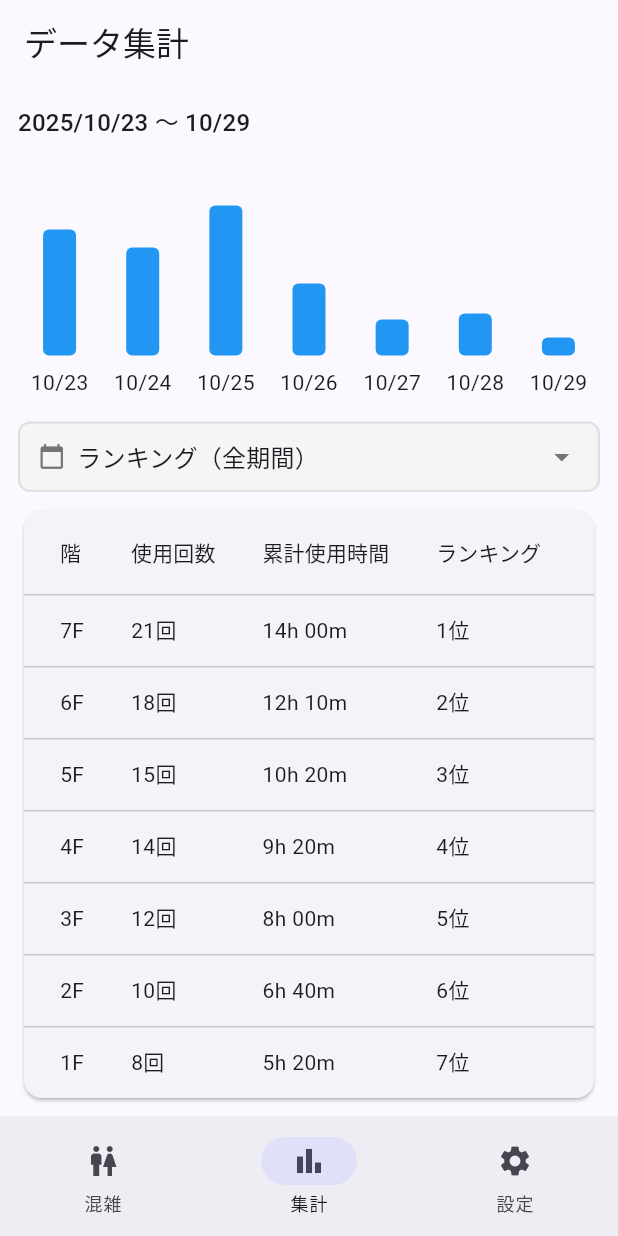
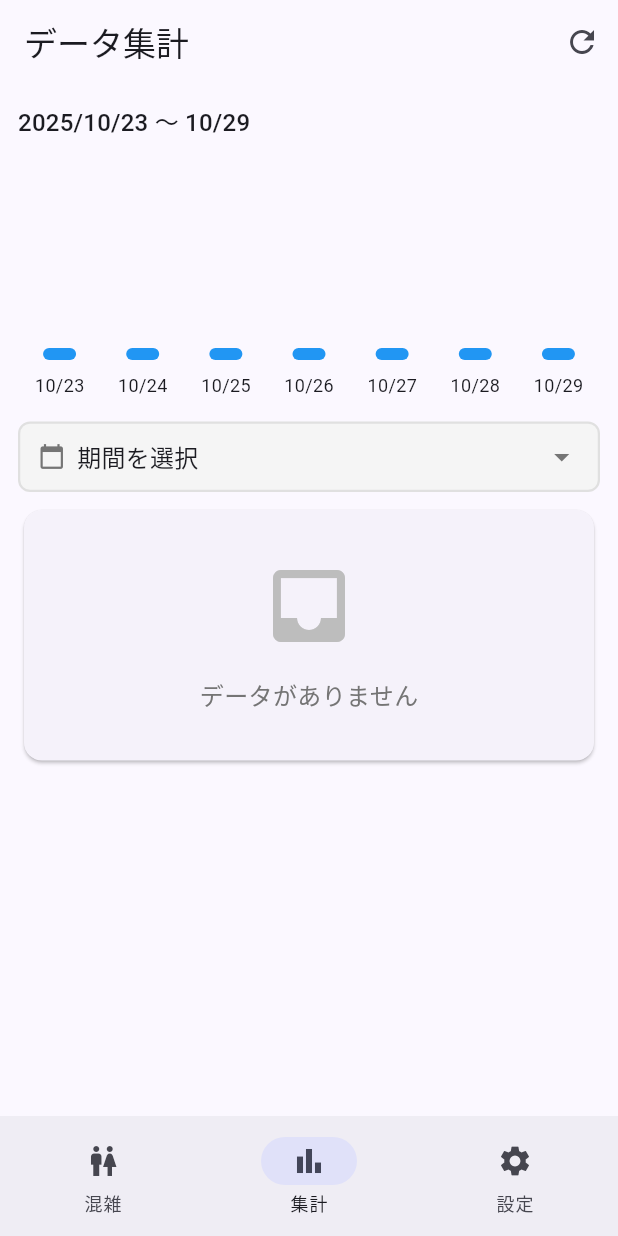
Before and after one commit to nao-aso/flutter_toilet_app, a Flutter app: the screen it shows after launch, item 2 of the bottom bar chosen, on a phone screen of 412 x 824 dp. Run offline on Flutter 3.47's test engine with Material 3 defaults, Android fonts, the light colour scheme and no system bars; our stand-ins replace cloud_firestore, firebase_core, firebase_messaging, flutter_local_notifications, font_awesome_flutter, table_calendar; accounts and stored records are empty.

Commit message:
カレンダー追加

```diff
--- a/lib/app/app.dart
+++ b/lib/app/app.dart
@@ -1,4 +1,5 @@
 import 'package:flutter/material.dart';
+import 'package:flutter_localizations/flutter_localizations.dart';
 import '../shared/widgets/bottom_nav_scaffold.dart';
 
 class ToiletApp extends StatelessWidget {
@@ -9,6 +10,14 @@ class ToiletApp extends StatelessWidget {
     return MaterialApp(
       title: 'Toilet Monitor',
       locale: const Locale('ja', 'JP'), // 日本語ロケール指定
+      localizationsDelegates: const [
+        GlobalMaterialLocalizations.delegate,
+        GlobalWidgetsLocalizations.delegate,
+        GlobalCupertinoLocalizations.delegate,
+      ],
+      supportedLocales: const [
+        Locale('ja', 'JP'),
+      ],
       debugShowCheckedModeBanner: false,
       theme: ThemeData(
         useMaterial3: true,
--- a/lib/features/analytics/presentation/analytics_page.dart
+++ b/lib/features/analytics/presentation/analytics_page.dart
@@ -1,7 +1,7 @@
 import 'package:flutter/material.dart';
 import 'package:intl/intl.dart';
 import 'package:table_calendar/table_calendar.dart';
-import 'package:intl/date_symbol_data_local.dart';
+import 'package:cloud_firestore/cloud_firestore.dart';
 
 class AnalyticsPage extends StatefulWidget {
   const AnalyticsPage({super.key});
@@ -11,56 +11,156 @@ class AnalyticsPage extends StatefulWidget {
 }
 
 class _AnalyticsPageState extends State<AnalyticsPage> {
-  int? selectedDayIndex; // 選択された日のインデックス
-  DateTimeRange? selectedDateRange; // カレンダーで選択された期間
+  int? selectedDayIndex;
+  DateTimeRange? selectedDateRange;
   final DateFormat dateFormat = DateFormat('yyyy年MM月dd日');
 
-  // 日ごとのダミーデータ（実際はFirestoreから取得）
-  final Map<int, List<Map<String, dynamic>>> dailyData = {
-    0: [
-      {'floor': '7F', 'count': 5, 'time': '3h 20m'},
-      {'floor': '5F', 'count': 4, 'time': '2h 40m'},
-      {'floor': '3F', 'count': 3, 'time': '2h 00m'},
-    ],
-    1: [
-      {'floor': '6F', 'count': 6, 'time': '4h 00m'},
-      {'floor': '4F', 'count': 5, 'time': '3h 20m'},
-      {'floor': '2F', 'count': 2, 'time': '1h 20m'},
-    ],
-    2: [
-      {'floor': '7F', 'count': 8, 'time': '5h 20m'},
-      {'floor': '5F', 'count': 7, 'time': '4h 40m'},
-      {'floor': '1F', 'count': 3, 'time': '2h 00m'},
-    ],
-    3: [
-      {'floor': '6F', 'count': 4, 'time': '2h 40m'},
-      {'floor': '4F', 'count': 3, 'time': '2h 00m'},
-      {'floor': '2F', 'count': 2, 'time': '1h 20m'},
-    ],
-    4: [
-      {'floor': '5F', 'count': 2, 'time': '1h 20m'},
-      {'floor': '3F', 'count': 2, 'time': '1h 20m'},
-      {'floor': '1F', 'count': 1, 'time': '0h 40m'},
-    ],
-    5: [
-      {'floor': '7F', 'count': 3, 'time': '2h 00m'},
-      {'floor': '4F', 'count': 2, 'time': '1h 20m'},
-      {'floor': '2F', 'count': 1, 'time': '0h 40m'},
-    ],
-    6: [
-      {'floor': '6F', 'count': 1, 'time': '0h 40m'},
-      {'floor': '5F', 'count': 1, 'time': '0h 40m'},
-      {'floor': '3F', 'count': 1, 'time': '0h 40m'},
-    ],
+  List<Map<String, dynamic>> allUsageLogs = [];
+  bool isLoading = true;
+
+  @override
+  void initState() {
+    super.initState();
+    _fetchUsageLogs();
+  }
+
+  // Firestoreからデータ取得
+  Future<void> _fetchUsageLogs() async {
+    setState(() {
+      isLoading = true;
+    });
+
+    try {
+      final db = FirebaseFirestore.instance;
+      final snapshot = await db
+          .collection('usage_logs')
+          .orderBy('created_at', descending: true)
+          .get();
+
+      List<Map<String, dynamic>> logs = [];
+      for (var doc in snapshot.docs) {
+        final data = doc.data();
+        logs.add({
+          'id': doc.id,
+          'floor': data['floor'] ?? '',
+          'toilet_id': data['toilet_id'] ?? '',
+          'duration_sec': (data['duration_sec'] ?? 0.0).toDouble(),
+          'start_time': (data['start_time'] as Timestamp?)?.toDate(),
+          'end_time': (data['end_time'] as Timestamp?)?.toDate(),
+          'created_at': (data['created_at'] as Timestamp?)?.toDate(),
+        });
+      }
+
+      setState(() {
+        allUsageLogs = logs;
+        isLoading = false;
+      });
+    } catch (e) {
+      debugPrint('Error fetching data: $e');
+      setState(() {
+        isLoading = false;
+      });
+    }
+  }
+
+  // 期間でフィルタリングされたデータを取得
+  List<Map<String, dynamic>> _getFilteredLogs() {
+    if (selectedDateRange != null) {
+      return allUsageLogs.where((log) {
+        final createdAt = log['created_at'] as DateTime?;
+        if (createdAt == null) return false;
+        final startOfDay = DateTime(selectedDateRange!.start.year,
+            selectedDateRange!.start.month, selectedDateRange!.start.day);
+        final endOfDay = DateTime(selectedDateRange!.end.year,
+            selectedDateRange!.end.month, selectedDateRange!.end.day, 23, 59, 59);
+        return createdAt.isAfter(startOfDay) && createdAt.isBefore(endOfDay);
+      }).toList();
+    } else if (selectedDayIndex != null) {
+      final targetDate = DateTime.now().subtract(Duration(days: 6 - selectedDayIndex!));
+      return allUsageLogs.where((log) {
+        final createdAt = log['created_at'] as DateTime?;
+        if (createdAt == null) return false;
+        return createdAt.year == targetDate.year &&
+            createdAt.month == targetDate.month &&
+            createdAt.day == targetDate.day;
+      }).toList();
+    } else {
+      // 過去7日間のデータ
+      final sevenDaysAgo = DateTime.now().subtract(const Duration(days: 6));
+      final startOfDay = DateTime(sevenDaysAgo.year, sevenDaysAgo.month, sevenDaysAgo.day);
+      return allUsageLogs.where((log) {
+        final createdAt = log['created_at'] as DateTime?;
+        if (createdAt == null) return false;
+        return createdAt.isAfter(startOfDay);
+      }).toList();
+    }
+  }
+
+  // 階ごとのランキングデータを生成
+  List<Map<String, dynamic>> _generateRanking() {
+    final filteredLogs = _getFilteredLogs();
+
+    if (filteredLogs.isEmpty) {
+      return [];
+    }
+
+    // 階ごとに集計
+    Map<String, Map<String, dynamic>> floorStats = {};
+
+    for (var log in filteredLogs) {
+      final floor = log['floor'] as String;
+      final duration = log['duration_sec'] as double;
+
+      if (!floorStats.containsKey(floor)) {
+        floorStats[floor] = {
+          'floor': floor,
+          'count': 0,
+          'total_duration': 0.0,
         };
+      }
 
-  // カレンダーで期間選択したときのダミーデータ
-  final List<Map<String, dynamic>> customRangeData = [
-    {'floor': '7F', 'count': 15, 'time': '10h 00m'},
-    {'floor': '5F', 'count': 12, 'time': '8h 00m'},
-    {'floor': '3F', 'count': 10, 'time': '6h 40m'},
-    {'floor': '2F', 'count': 8, 'time': '5h 20m'},
-  ];
+      floorStats[floor]!['count'] = (floorStats[floor]!['count'] as int) + 1;
+      floorStats[floor]!['total_duration'] =
+          (floorStats[floor]!['total_duration'] as double) + duration;
+    }
+
+    // ランキング用のリストに変換
+    List<Map<String, dynamic>> ranking = floorStats.values.map((stats) {
+      final totalSeconds = stats['total_duration'] as double;
+      final hours = (totalSeconds / 3600).floor();
+      final minutes = ((totalSeconds % 3600) / 60).floor();
+
+      return {
+        'floor': stats['floor'],
+        'count': stats['count'],
+        'time': '${hours}h ${minutes}m',
+      };
+    }).toList();
+
+    // 使用回数でソート
+    ranking.sort((a, b) => (b['count'] as int).compareTo(a['count'] as int));
+
+    return ranking;
+  }
+
+  // 日ごとの使用回数を取得（バーグラフ用）
+  List<int> _getDailyCounts() {
+    List<int> counts = List.filled(7, 0);
+
+    for (int i = 0; i < 7; i++) {
+      final targetDate = DateTime.now().subtract(Duration(days: 6 - i));
+      final count = allUsageLogs.where((log) {
+        final createdAt = log['created_at'] as DateTime?;
+        if (createdAt == null) return false;
+        return createdAt.year == targetDate.year &&
+            createdAt.month == targetDate.month &&
+            createdAt.day == targetDate.day;
+      }).length;
+      counts[i] = count;
+    }
+
+    return counts;
+  }
 
   Future<void> _pickDateRange(BuildContext context) async {
     final result = await showDialog<DateTimeRange>(
@@ -71,13 +171,24 @@ class _AnalyticsPageState extends State<AnalyticsPage> {
     if (result != null) {
       setState(() {
         selectedDateRange = result;
-        selectedDayIndex = null; // バーグラフの選択をクリア
+        selectedDayIndex = null;
       });
     }
   }
 
   @override
   Widget build(BuildContext context) {
+    if (isLoading) {
+      return Scaffold(
+        appBar: AppBar(
+          title: Text('データ集計'),
+        ),
+        body: Center(
+          child: CircularProgressIndicator(),
+        ),
+      );
+    }
+
     final startDate = DateTime.now().subtract(const Duration(days: 6));
     final endDate = DateTime.now();
     final days = List.generate(7, (index) {
@@ -93,34 +204,16 @@ class _AnalyticsPageState extends State<AnalyticsPage> {
       }
     }
 
-    final counts = [21, 18, 25, 12, 6, 7, 3];
+    final counts = _getDailyCounts();
+    final displayRanking = _generateRanking();
 
-    // 全期間のランキングデータ
-    final allPeriodRanking = [
-      {'floor': '7F', 'count': 21, 'time': '14h 00m'},
-      {'floor': '6F', 'count': 18, 'time': '12h 10m'},
-      {'floor': '5F', 'count': 15, 'time': '10h 20m'},
-      {'floor': '4F', 'count': 14, 'time': '9h 20m'},
-      {'floor': '3F', 'count': 12, 'time': '8h 00m'},
-      {'floor': '2F', 'count': 10, 'time': '6h 40m'},
-      {'floor': '1F', 'count': 8, 'time': '5h 20m'},
-    ];
-
-    // 表示するランキングデータを選択
-    final displayRanking = selectedDateRange != null
-        ? customRangeData
-        : (selectedDayIndex != null
-        ? dailyData[selectedDayIndex]!
-        : allPeriodRanking);
-
-    // ランキングタイトルの表示テキスト
     String getRankingTitle() {
       if (selectedDateRange != null) {
         return '${dateFormat.format(selectedDateRange!.start)} 〜 ${dateFormat.format(selectedDateRange!.end)} のランキング';
       } else if (selectedDayIndex != null) {
         return '${days[selectedDayIndex!]} のランキング';
       } else {
-        return 'ランキング（全期間）';
+        return '期間を選択';
       }
     }
 
@@ -128,19 +221,16 @@ class _AnalyticsPageState extends State<AnalyticsPage> {
       appBar: AppBar(
         title: const Text('データ集計'),
         actions: [
-          if (selectedDayIndex != null || selectedDateRange != null)
-            TextButton(
-              onPressed: () {
-                setState(() {
-                  selectedDayIndex = null;
-                  selectedDateRange = null;
-                });
-              },
-              child: const Text('全期間に戻る', style: TextStyle(color: Colors.red)),
+          IconButton(
+            icon: const Icon(Icons.refresh),
+            onPressed: _fetchUsageLogs,
+            tooltip: 'データを再読み込み',
           ),
         ],
       ),
-      body: ListView(
+      body: RefreshIndicator(
+        onRefresh: _fetchUsageLogs,
+        child: ListView(
           padding: const EdgeInsets.all(12),
           children: [
             Text(
@@ -157,12 +247,16 @@ class _AnalyticsPageState extends State<AnalyticsPage> {
                 crossAxisAlignment: CrossAxisAlignment.end,
                 children: List.generate(counts.length, (i) {
                   final isSelected = selectedDayIndex == i;
+                  final maxCount = counts.reduce((a, b) => a > b ? a : b);
+                  final barHeight = maxCount > 0
+                      ? (counts[i] / maxCount * 120).clamp(8.0, 120.0)
+                      : 8.0;
+
                   return Expanded(
                     child: GestureDetector(
                       onTap: () {
                         setState(() {
-                        selectedDateRange = null; // カレンダー選択をクリア
-                        // 同じ日を再度タップしたら選択解除して週データに戻る
+                          selectedDateRange = null;
                           if (selectedDayIndex == i) {
                             selectedDayIndex = null;
                           } else {
@@ -178,12 +272,24 @@ class _AnalyticsPageState extends State<AnalyticsPage> {
                               alignment: Alignment.bottomCenter,
                               child: Container(
                                 width: 22,
-                              height: (counts[i] * 4).toDouble(),
+                                height: barHeight,
                                 decoration: BoxDecoration(
                                   color: isSelected ? Colors.orange : Colors.blue,
                                   borderRadius: BorderRadius.circular(4),
                                   border: isSelected
                                       ? Border.all(color: Colors.orangeAccent, width: 2)
+                                      : null,
+                                ),
+                                child: Center(
+                                  child: counts[i] > 0
+                                      ? Text(
+                                    '${counts[i]}',
+                                    style: const TextStyle(
+                                      color: Colors.white,
+                                      fontSize: 10,
+                                      fontWeight: FontWeight.bold,
+                                    ),
+                                  )
                                       : null,
                                 ),
                               ),
@@ -195,6 +301,7 @@ class _AnalyticsPageState extends State<AnalyticsPage> {
                             style: TextStyle(
                               fontWeight: isSelected ? FontWeight.bold : FontWeight.normal,
                               color: isSelected ? Colors.orange : null,
+                              fontSize: 12,
                             ),
                           ),
                         ],
@@ -256,6 +363,26 @@ class _AnalyticsPageState extends State<AnalyticsPage> {
               ),
             ),
             const SizedBox(height: 8),
+            if (displayRanking.isEmpty)
+              Card(
+                child: Padding(
+                  padding: const EdgeInsets.all(32.0),
+                  child: Column(
+                    children: [
+                      Icon(Icons.inbox, size: 64, color: Colors.grey.shade400),
+                      const SizedBox(height: 16),
+                      Text(
+                        'データがありません',
+                        style: TextStyle(
+                          fontSize: 16,
+                          color: Colors.grey.shade600,
+                        ),
+                      ),
+                    ],
+                  ),
+                ),
+              )
+            else
               Card(
                 child: DataTable(
                   columnSpacing: 20,
@@ -280,13 +407,14 @@ class _AnalyticsPageState extends State<AnalyticsPage> {
               ),
           ],
         ),
+      ),
     );
   }
 }
 
 // カスタム期間選択カレンダー
 class CustomDateRangePicker extends StatefulWidget {
-  const CustomDateRangePicker({Key? key}) : super(key: key);
+  const CustomDateRangePicker({super.key});
 
   @override
   State<CustomDateRangePicker> createState() => _CustomDateRangePickerState();
@@ -357,9 +485,7 @@ class _CustomDateRangePickerState extends State<CustomDateRangePicker> {
                 ),
               const SizedBox(height: 16),
               TableCalendar(
-                firstDay: DateTime(DateTime
-                    .now()
-                    .year - 3),
+                firstDay: DateTime(DateTime.now().year - 3),
                 lastDay: DateTime.now(),
                 focusedDay: _focusedDay,
                 locale: 'ja_JP',
@@ -372,14 +498,11 @@ class _CustomDateRangePickerState extends State<CustomDateRangePicker> {
                   setState(() {
                     _focusedDay = focusedDay;
                     if (_rangeStart == null || _rangeEnd != null) {
-                      // 新しい範囲を開始
                       _rangeStart = selectedDay;
                       _rangeEnd = null;
                     } else if (selectedDay.isBefore(_rangeStart!)) {
-                      // 選択した日が開始日より前なら、開始日を更新
                       _rangeStart = selectedDay;
                     } else {
-                      // 終了日を選択したら自動的に確定
                       _rangeEnd = selectedDay;
                       Navigator.pop(
                         context,
@@ -389,11 +512,11 @@ class _CustomDateRangePickerState extends State<CustomDateRangePicker> {
                   });
                 },
                 calendarStyle: CalendarStyle(
-                  rangeStartDecoration: BoxDecoration(
+                  rangeStartDecoration: const BoxDecoration(
                     color: Colors.blue,
                     shape: BoxShape.circle,
                   ),
-                  rangeEndDecoration: BoxDecoration(
+                  rangeEndDecoration: const BoxDecoration(
                     color: Colors.blue,
                     shape: BoxShape.circle,
                   ),
--- a/pubspec.yaml
+++ b/pubspec.yaml
@@ -30,7 +30,7 @@ environment:
 dependencies:
   flutter:
     sdk: flutter
-  intl: ^0.19.0
+  intl: ^0.20.2
   flutter_localizations:
     sdk: flutter
   table_calendar: ^3.0.9
```
Also changed, not shown: 1 other file. Lines whose indentation alone changed are shown as unchanged.
